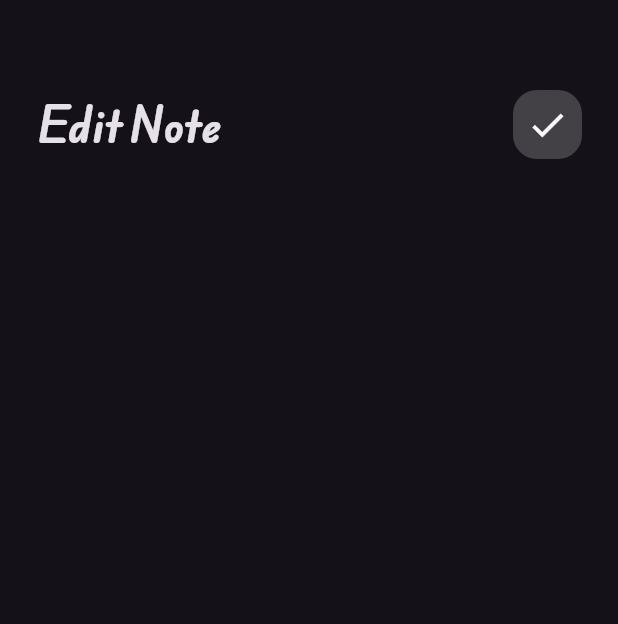
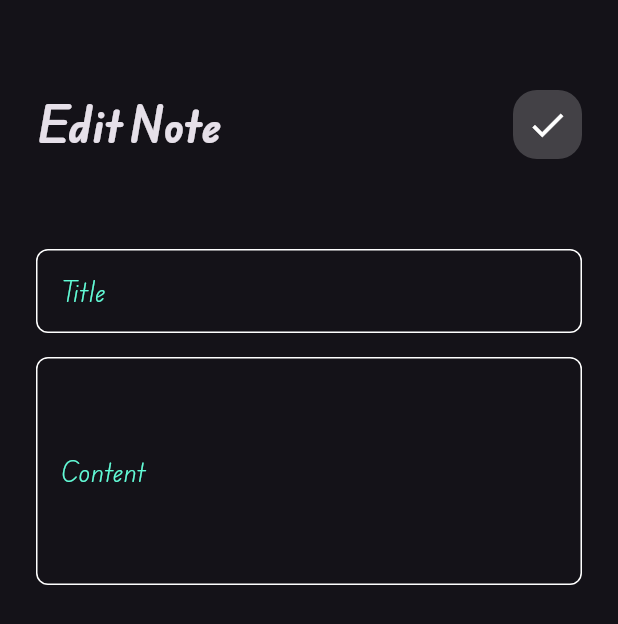
Before and after one commit to Ahlamgomaa/notes_app, a Flutter app: the EditNoteView screen opened directly, on a phone screen of 412 x 824 dp. Shown: the top 624 px of the screen. Run offline on Flutter 3.47's test engine with Material 3 defaults, Android fonts, the phone set to English and light mode, and no system bars; our stand-ins replace font_awesome_flutter.

Commit message:
edit note view ui done

```diff
--- a/lib/widgets/edit_note_view_body.dart
+++ b/lib/widgets/edit_note_view_body.dart
@@ -1,5 +1,6 @@
 import 'package:flutter/material.dart';
 import 'package:notes_app/widgets/custom_app_bar.dart';
+import 'package:notes_app/widgets/custom_text_field.dart';
 
 class EditNoteViewBody extends StatelessWidget {
   const EditNoteViewBody({super.key});
@@ -17,6 +18,17 @@ class EditNoteViewBody extends StatelessWidget {
             title: 'Edit Note',
             icon: Icons.check,
           ),
+          SizedBox(
+            height: 60,
+          ),
+          CustomTextField(label: 'Title'),
+          SizedBox(
+            height: 16,
+          ),
+          CustomTextField(
+            label: 'Content',
+            maxlines: 5,
+          ),
         ],
       ),
     );
```
